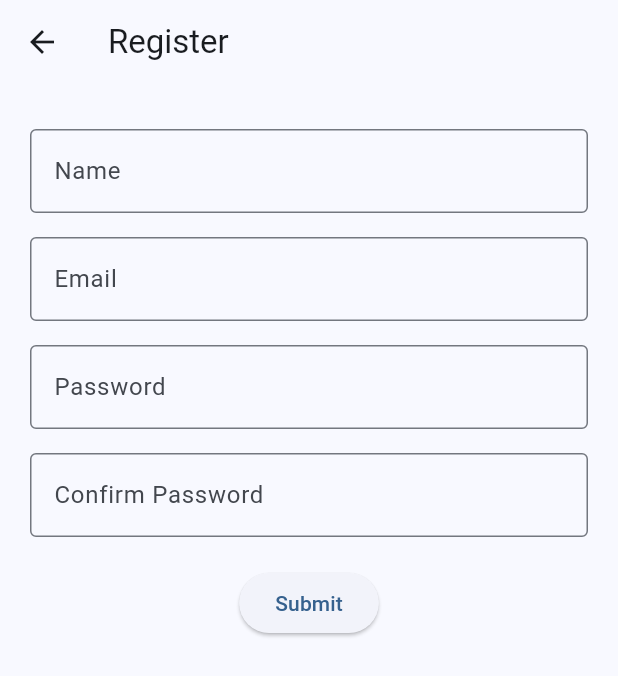
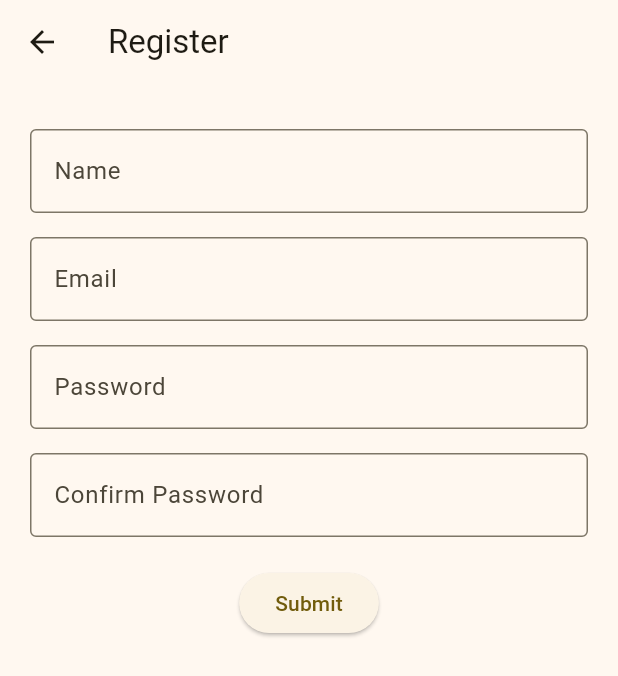
Before and after one commit to CptFlashbang/mad_assignment_03, a Flutter app: the screen it shows after launch, after a tap on "Register", on a phone screen of 412 x 824 dp. Shown: the top 676 px of the screen. Run offline on Flutter 3.47's test engine with Material 3 defaults, Android fonts, the phone set to English and light mode, and no system bars; our stand-ins replace battery_plus, camera, connectivity_plus, google_maps_flutter, sqflite; missing offline and left inert: flutter_snake; accounts and stored records are empty; network calls fail.

Commit message:
Refactor main.dart to include useMaterial3 and update seedColor in ColorScheme

```diff
--- a/lib/main.dart
+++ b/lib/main.dart
@@ -19,9 +19,10 @@ class MyApp extends StatelessWidget {
     return MaterialApp(
       title: 'Roberts Rodeo companion app',
       theme: ThemeData(
+        useMaterial3: true,
         brightness: Brightness.light,
         colorScheme: ColorScheme.fromSeed(
-          seedColor: Colors.blue,
+          seedColor: Color.fromARGB(255, 247, 201, 0),
         ),
       ),
       darkTheme: ThemeData(
```
